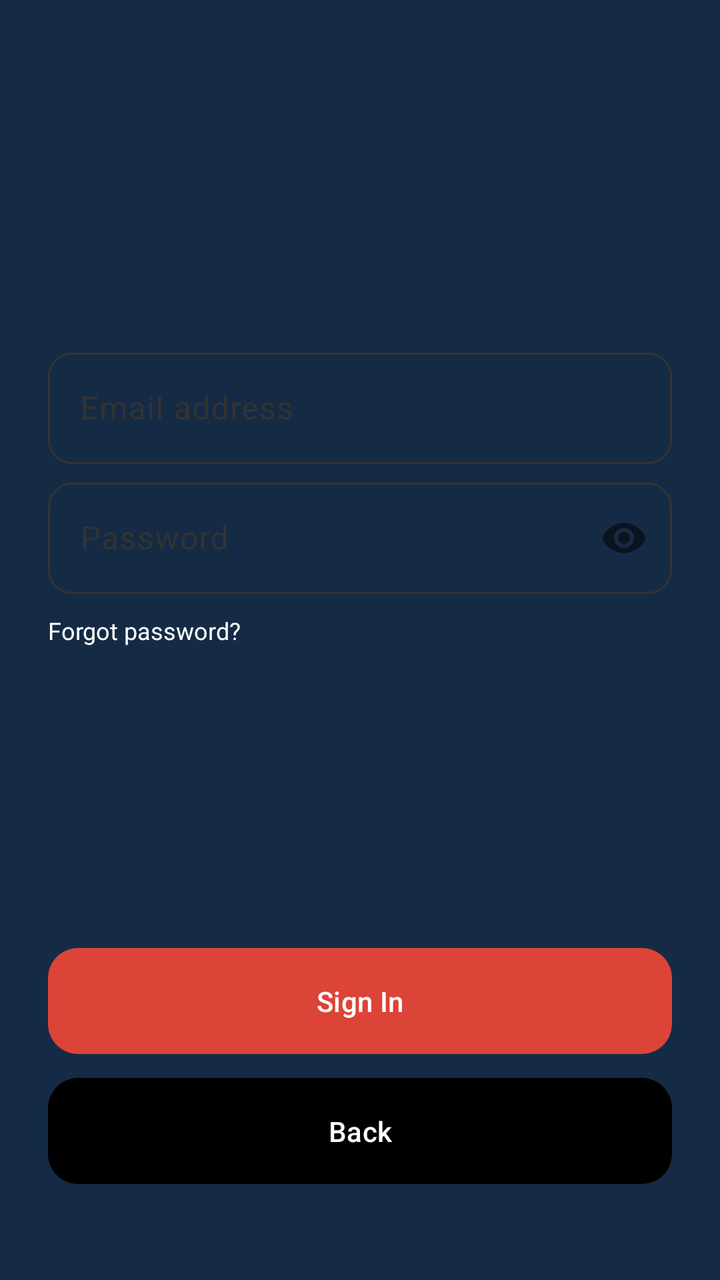
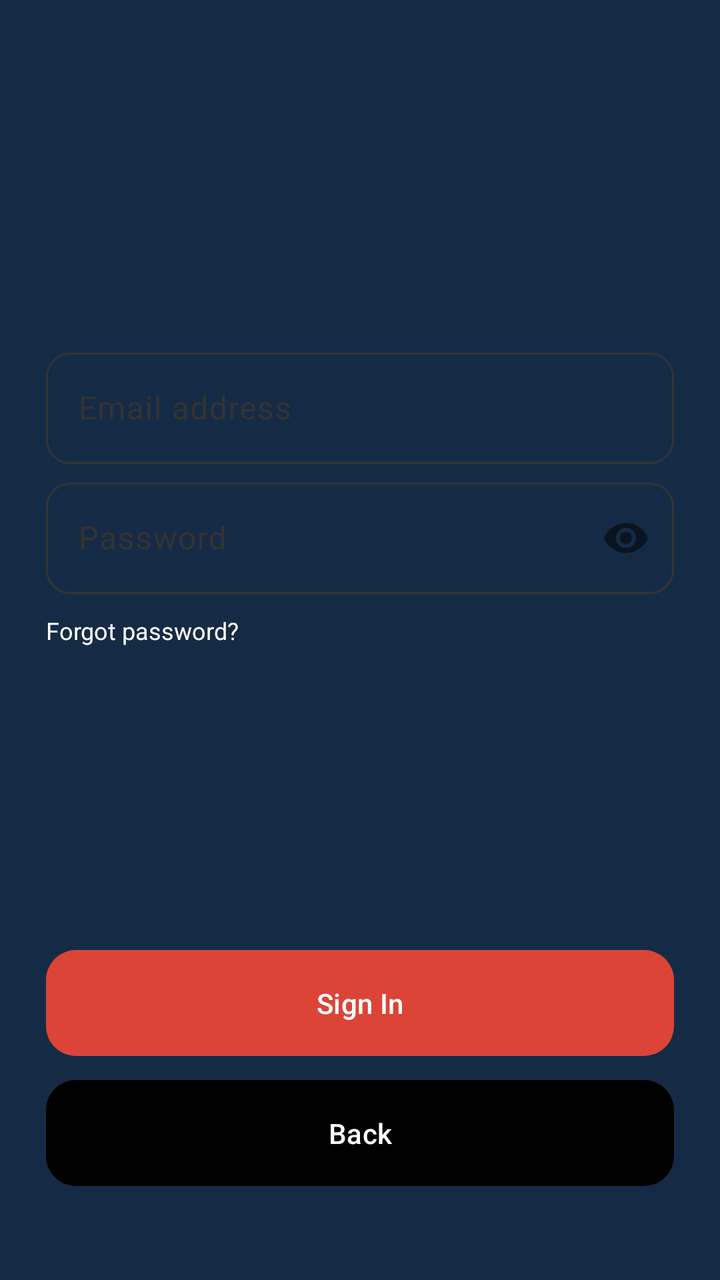

An Android layout rendered at two revisions. The XML below is the earlier revision; the diff shows what the commit changed to produce the second picture.
<!-- AndroidManifest.xml: application theme AppTheme -->
<!-- res/layout/fragment_signin.xml -->
<?xml version="1.0" encoding="utf-8"?>
<androidx.constraintlayout.widget.ConstraintLayout 
    xmlns:android="http://schemas.android.com/apk/res/android"
    xmlns:app="http://schemas.android.com/apk/res-auto"
    android:layout_width="match_parent"
    android:layout_height="match_parent"
    android:padding="24dp">

    
    <com.google.android.material.textfield.TextInputLayout
        android:id="@+id/emailContainer"
        style="@style/AuthTextInputLayout"
        android:layout_width="0dp"
        android:layout_height="wrap_content"
        android:layout_marginBottom="4dp"
        app:layout_constraintStart_toStartOf="parent"
        app:layout_constraintEnd_toEndOf="parent"
        app:layout_constraintTop_toTopOf="parent"
        app:layout_constraintBottom_toTopOf="@id/passwordContainer"
        app:layout_constraintVertical_chainStyle="packed"
        android:contentDescription="@string/signin_email_desc">

        <com.google.android.material.textfield.TextInputEditText
            android:id="@+id/emailEditText"
			style="@style/AuthEditText"
            android:layout_width="match_parent"
            android:layout_height="wrap_content"
            android:hint="@string/signin_email_hint"
            android:inputType="textEmailAddress" />
    </com.google.android.material.textfield.TextInputLayout>

    
    <com.google.android.material.textfield.TextInputLayout
        android:id="@+id/passwordContainer"
        style="@style/AuthTextInputLayout"
        android:layout_width="0dp"
        android:layout_height="wrap_content"
        app:passwordToggleEnabled="true"
        android:layout_marginBottom="4dp"
        app:layout_constraintStart_toStartOf="parent"
        app:layout_constraintEnd_toEndOf="parent"
        app:layout_constraintTop_toBottomOf="@id/emailContainer"
        app:layout_constraintBottom_toTopOf="@id/tvForgotPassword"
        android:contentDescription="@string/signin_password_desc">

        <com.google.android.material.textfield.TextInputEditText
            android:id="@+id/passwordEditText"
			style="@style/AuthEditText"
            android:layout_width="match_parent"
            android:layout_height="wrap_content"
            android:hint="@string/signin_password_hint"
            android:inputType="textPassword" />
    </com.google.android.material.textfield.TextInputLayout>

    
    <TextView
        android:id="@+id/tvForgotPassword"
        android:layout_width="wrap_content"
        android:layout_height="wrap_content"
        android:text="@string/signin_forgot_password"
        android:textColor="@android:color/white"
        android:textSize="12sp"
        android:layout_marginTop="6dp"
        android:contentDescription="@string/signin_forgot_password_desc"
        app:layout_constraintTop_toBottomOf="@id/passwordContainer"
        app:layout_constraintStart_toStartOf="@id/passwordContainer"
        app:layout_constraintBottom_toTopOf="@id/btnLogin"
        app:layout_constraintVertical_bias="0.5" />

    
    <com.google.android.material.button.MaterialButton
        android:id="@+id/btnLogin"
        style="@style/RedButton"
        android:text="@string/signin_login_button"
        android:contentDescription="@string/signin_login_button_desc"
        android:layout_width="0dp"
        android:layout_height="wrap_content"
        app:layout_constraintStart_toStartOf="parent"
        app:layout_constraintEnd_toEndOf="parent"
        app:layout_constraintBottom_toTopOf="@+id/btnBack"
        android:layout_marginBottom="4dp" />

    
    <com.google.android.material.button.MaterialButton
        android:id="@+id/btnBack"
        style="@style/BlackButton"
        android:text="@string/signin_back_button"
        android:contentDescription="@string/signin_back_button_desc"
        android:layout_width="0dp"
        android:layout_height="wrap_content"
        app:layout_constraintStart_toStartOf="parent"
        app:layout_constraintEnd_toEndOf="parent"
        app:layout_constraintBottom_toBottomOf="parent"
        android:layout_marginBottom="20dp" />
	
</androidx.constraintlayout.widget.ConstraintLayout>
<!-- resources referenced by this layout -->
<resources>
  <string name="signin_back_button">Back</string>
  <string name="signin_back_button_desc">Return to previous screen</string>
  <string name="signin_email_desc">Email input field for sign in</string>
  <string name="signin_email_hint">Email address</string>
  <string name="signin_forgot_password">Forgot password?</string>
  <string name="signin_forgot_password_desc">Forgot password link on sign-in screen</string>
  <string name="signin_login_button">Sign In</string>
  <string name="signin_login_button_desc">Sign in to your AquaLight account</string>
  <string name="signin_password_desc">Password input field for sign in</string>
  <string name="signin_password_hint">Password</string>
  <style name="AuthEditText" parent="Widget.Material3.TextInputEditText.OutlinedBox">
      <item name="android:textColor">@color/auth_text_color</item>
      <item name="colorControlActivated">@color/auth_focus_color</item> 
  </style>
  <style name="AuthTextInputLayout" parent="Widget.Material3.TextInputLayout.OutlinedBox">
      
      <item name="boxStrokeColor">@color/auth_input_stroke_color</item>
      <item name="boxStrokeWidth">1dp</item>
      <item name="boxStrokeWidthFocused">2dp</item>
  
      
      <item name="boxCornerRadiusTopStart">12dp</item>
      <item name="boxCornerRadiusTopEnd">12dp</item>
      <item name="boxCornerRadiusBottomStart">12dp</item>
      <item name="boxCornerRadiusBottomEnd">12dp</item>
  
      
      <item name="hintTextColor">@color/auth_hint_color</item>
      <item name="android:textColorHint">@color/auth_hint_color</item>
  
      
      <item name="boxBackgroundColor">@android:color/transparent</item>
  </style>
  <style name="BlackButton" parent="Widget.Material3.Button">
          <item name="backgroundTint">@android:color/black</item>
          <item name="android:textColor">@android:color/white</item>
          <item name="cornerRadius">15dp</item>
          <item name="android:minHeight">56dp</item>
          <item name="android:paddingTop">17dp</item>
          <item name="android:paddingBottom">17dp</item>
          <item name="android:elevation">0dp</item>
      </style>
  <style name="RedButton" parent="Widget.Material3.Button">
          <item name="backgroundTint">#DB4437</item>
          <item name="android:textColor">@android:color/white</item>
          <item name="cornerRadius">15dp</item>
          <item name="android:minHeight">56dp</item>
          <item name="android:paddingTop">17dp</item>
          <item name="android:paddingBottom">17dp</item>
          <item name="android:elevation">0dp</item>
      </style>
  <color name="auth_text_color">#000000</color>
  <color name="auth_focus_color">#2196F3</color>
  <color name="md_theme_light_primary">#2196F3</color>
  <color name="md_theme_light_onPrimary">#FFFFFF</color>
  <color name="md_theme_light_secondary">#4A6363</color>
  <color name="md_theme_light_onSecondary">#FFFFFF</color>
  <color name="md_theme_light_background">#152B45</color>
  <color name="md_theme_light_surface">#152B45</color>
  <color name="md_theme_light_onSurface">#E0E6ED</color>
  <color name="md_theme_light_surfaceVariant">#233042</color>
  <color name="md_theme_light_onSurfaceVariant">#5C6B75</color>
  <color name="md_theme_light_outline">#455A64</color>
  <color name="md_theme_light_outlineVariant">#37474F</color>
  <color name="md_theme_light_error">#D32F2F</color>
  <color name="md_theme_light_onError">#FFFFFF</color>
  <!-- unchanged entries left out for length: 1 -->
</resources>

<!-- the commit's change to res/layout/fragment_signin.xml (unified diff, before → after) -->
@@ -4,7 +4,7 @@
     xmlns:app="http://schemas.android.com/apk/res-auto"
     android:layout_width="match_parent"
     android:layout_height="match_parent"
-    android:padding="24dp">
+    android:padding="23dp">
 
     
     <com.google.android.material.textfield.TextInputLayout
